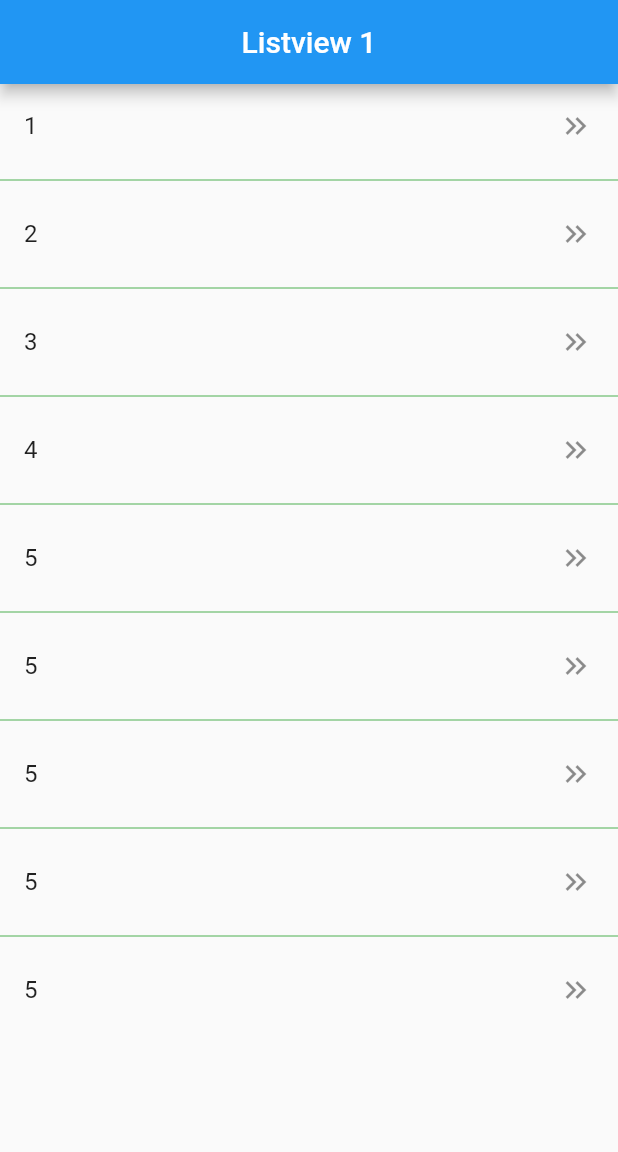
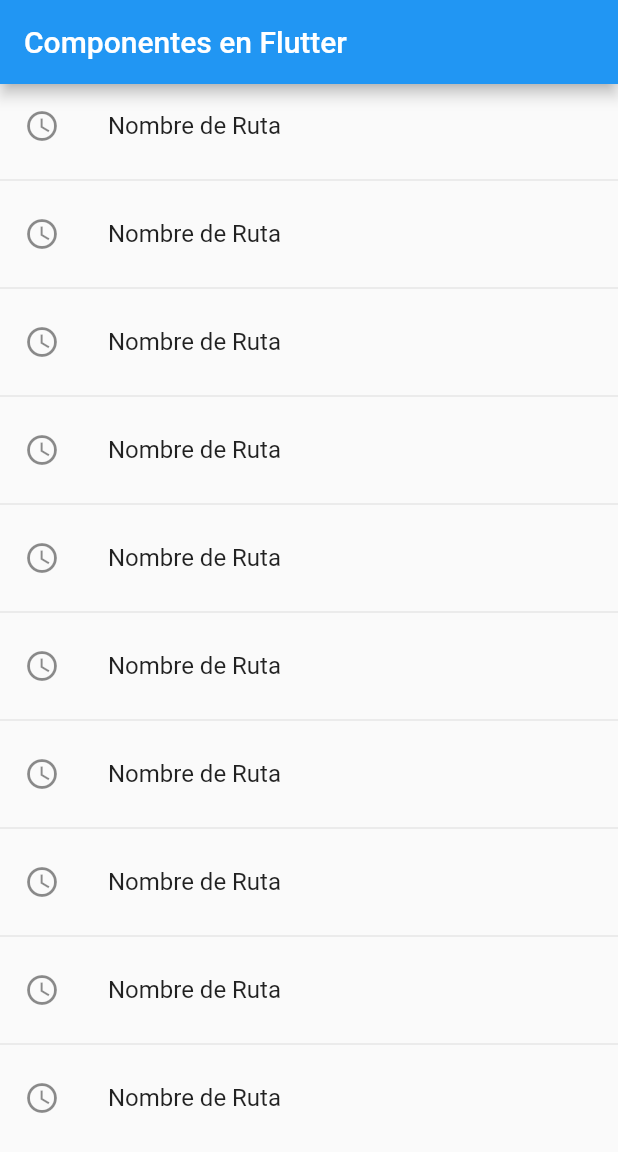
Before and after one commit to DDuck12/flutter_components, a Flutter app: the screen it shows after launch, on a phone screen of 412 x 824 dp. Shown: the top 1152 px of the screen. Run offline on Flutter 3.47's test engine with Material 2 defaults, Android fonts, the phone set to English and light mode, and no system bars.

Commit message:
Added components screens

```diff
--- a/lib/main.dart
+++ b/lib/main.dart
@@ -1,6 +1,5 @@
 import 'package:flutter/material.dart';
-import 'package:fl_components/screens/listview2_screen.dart';
-
+import 'package:fl_components/screens/screens.dart';
 
 void main() => runApp(const MyApp());
 
@@ -9,10 +8,17 @@ class MyApp extends StatelessWidget {
 
   @override
   Widget build(BuildContext context) {
-    return const MaterialApp(
+    return MaterialApp(
       debugShowCheckedModeBanner: false,
       title: 'Material App',
-      home: listview2Screen()
+      initialRoute: 'home',
+      routes: {
+        'home'     :(context) => const HomeScreen(),
+        'listView1':(context) => const listview1Screen(),
+        'listView2':(context) => const listview2Screen(),
+        'alert'    :(context) => const AlertScreen(),
+        'card'     :(context) => const CardScreen()
+      },
     );
   }
 }
--- /dev/null
+++ b/lib/screens/home_screen.dart
@@ -0,0 +1,25 @@
+import 'package:flutter/material.dart';
+
+class HomeScreen extends StatelessWidget {
+
+  const HomeScreen({Key? key}) : super(key: key);
+
+  @override
+  Widget build(BuildContext context) {
+    return Scaffold(
+      appBar: AppBar(
+        title: const Text('Componentes en Flutter'),
+      ),
+      body: ListView.separated(
+        itemBuilder: (context, index) => ListTile(
+          leading: Icon(Icons.access_time_outlined),
+          title: Text('Nombre de Ruta'),
+          onTap: () {
+
+          },
+        ),
+        separatorBuilder: (_, __) => const Divider(),
+        itemCount: 10)
+    );
+  }
+}
--- a/lib/screens/listview2_screen.dart
+++ b/lib/screens/listview2_screen.dart
@@ -2,7 +2,7 @@ import 'package:flutter/material.dart';
 
 class listview2Screen extends StatelessWidget {
 
-  final options = const ['1', '2', '3', '4', '5', '5', '5', '5', '5',];
+  final options = const ['Metal Gear', 'Zelda', 'Smash', 'Call of Duty'];
 
   const listview2Screen({Key? key}) : super(key: key);
 
@@ -11,13 +11,19 @@ class listview2Screen extends StatelessWidget {
     return Scaffold(
       appBar: AppBar(
         centerTitle: true,
-        title: const Text('Listview 1'),
+        title: const Text('Listview 2'),
+        elevation: 0,
+        backgroundColor: Colors.blueGrey,
       ),
       body: ListView.separated(
         itemCount: options.length,
         itemBuilder: (context, i) => ListTile(
           title: Text(options[i]),
-          trailing: const Icon(Icons.keyboard_double_arrow_right),
+          trailing: const Icon(Icons.keyboard_double_arrow_right, color: Colors.cyanAccent,),
+          onTap: () {
+            final game = options[i];
+            print(game);
+          },
         ),
         separatorBuilder: (_, __) => const Divider(
           color: Colors.green,
--- /dev/null
+++ b/lib/screens/screens.dart
@@ -0,0 +1,5 @@
+export 'package:fl_components/screens/alert_screen.dart';
+export 'package:fl_components/screens/card_screen.dart';
+export 'package:fl_components/screens/home_screen.dart';
+export 'package:fl_components/screens/listview1_screen.dart';
+export 'package:fl_components/screens/listview2_screen.dart';
```
Also changed, not shown: lib/screens/alert_screen.dart (added, +15 -0 lines), lib/screens/card_screen.dart (added, +15 -0 lines).
